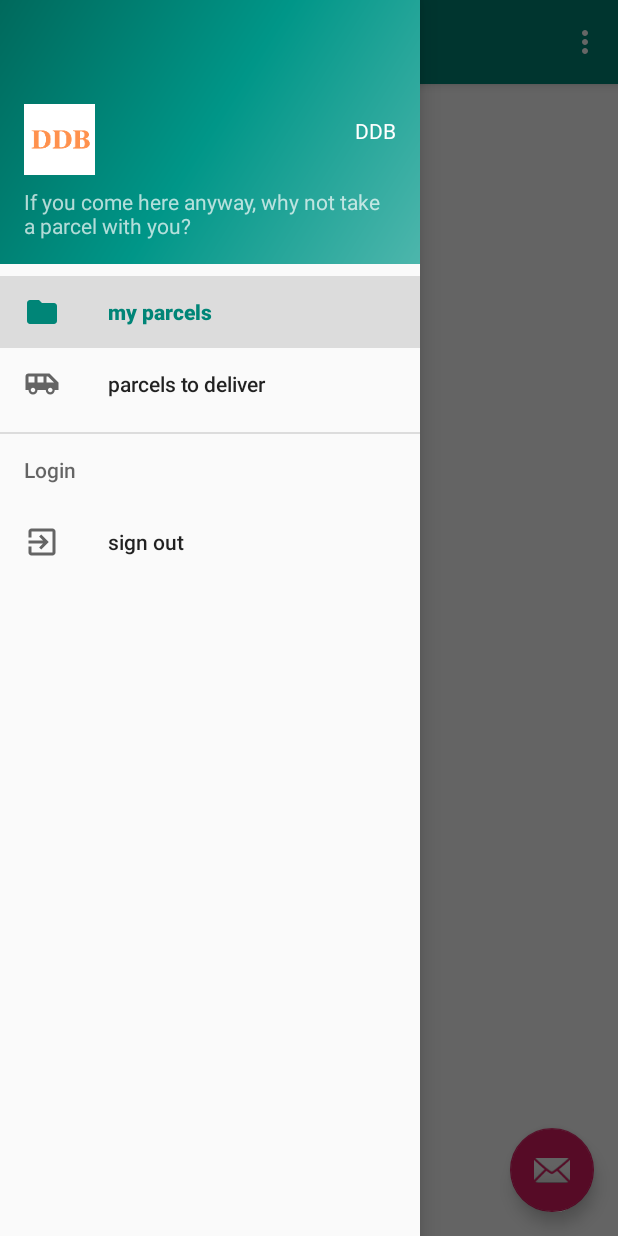
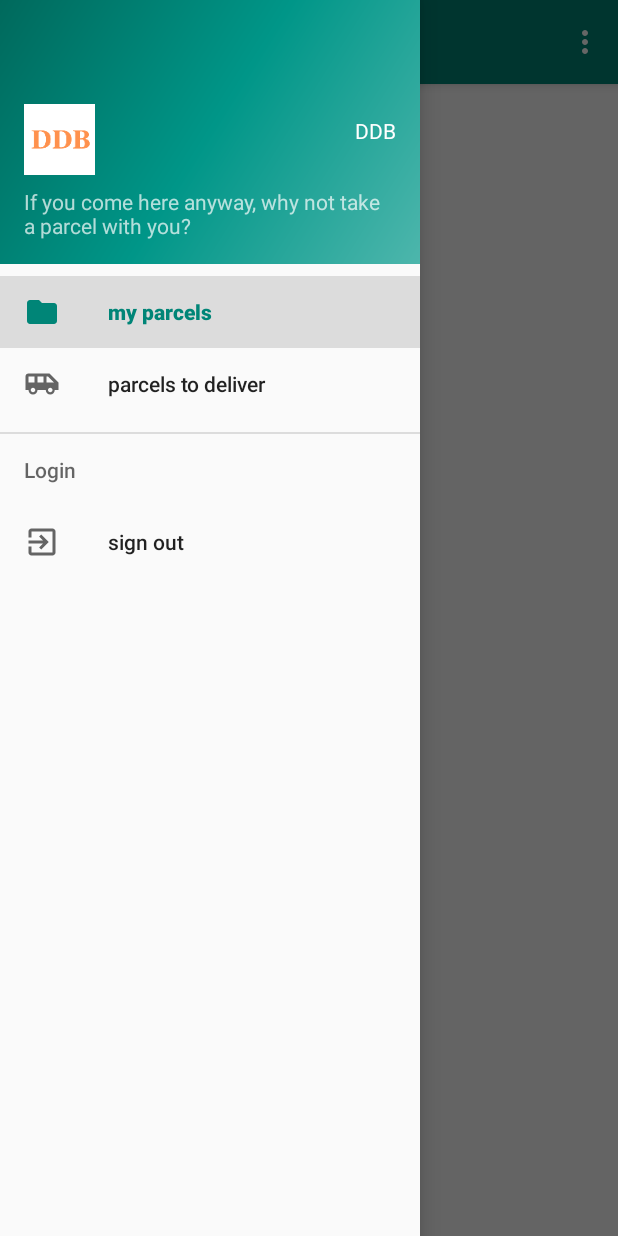
Before and after one commit to YB5/socialParcelDistribution_user, an Android app: the MainActivity screen opened directly, with no data from a screen before it, with the side drawer open, on a phone screen of 412 x 824 dp. Run offline under Robolectric (Android 15) with nearby library versions, the phone set to English and light mode, and no system bars; our stand-ins replace Firebase (no records; nobody signed in at launch, a user with empty details on screens opened directly), Room's generated code, navigation-ui.

Commit message:
עיצוב אייקון הודעה ומייל, הסרת המעטפה האדומה שהייתה למטה, סידור שם האפליקציה

```diff
--- a/app/src/main/java/com/example/socialparceldistribution_user/MainActivity.java
+++ b/app/src/main/java/com/example/socialparceldistribution_user/MainActivity.java
@@ -30,15 +30,15 @@ public class MainActivity extends AppCompatActivity {
         setContentView(R.layout.activity_main);
         Toolbar toolbar = findViewById(R.id.toolbar);
         setSupportActionBar(toolbar);
-        FloatingActionButton fab = findViewById(R.id.fab);
-        fab.setOnClickListener(new View.OnClickListener() {
-            @Override
-
-            public void onClick(View view) {
-                //    Snackbar.make(view, "Replace with your own action", Snackbar.LENGTH_LONG)
-                //          .setAction("Action", null).show();
-            }
-        });
+//        FloatingActionButton fab = findViewById(R.id.fab);
+//        fab.setOnClickListener(new View.OnClickListener() {
+//            @Override
+//
+//            public void onClick(View view) {
+//                //    Snackbar.make(view, "Replace with your own action", Snackbar.LENGTH_LONG)
+//                //          .setAction("Action", null).show();
+//            }
+//        });
         final DrawerLayout drawer = findViewById(R.id.drawer_layout);
         NavigationView navigationView = findViewById(R.id.nav_view);
 
--- a/app/src/main/res/drawable/ic_message_black_24dp.xml
+++ b/app/src/main/res/drawable/ic_email_24dp.xml
@@ -4,6 +4,6 @@
         android:viewportWidth="24.0"
         android:viewportHeight="24.0">
     <path
-        android:fillColor="#FF000000"
-        android:pathData="M20,2L4,2c-1.1,0 -1.99,0.9 -1.99,2L2,22l4,-4h14c1.1,0 2,-0.9 2,-2L22,4c0,-1.1 -0.9,-2 -2,-2zM18,14L6,14v-2h12v2zM18,11L6,11L6,9h12v2zM18,8L6,8L6,6h12v2z"/>
+        android:fillColor="#FF990000"
+        android:pathData="M20,4L4,4c-1.1,0 -1.99,0.9 -1.99,2L2,18c0,1.1 0.9,2 2,2h16c1.1,0 2,-0.9 2,-2L22,6c0,-1.1 -0.9,-2 -2,-2zM20,8l-8,5 -8,-5L4,6l8,5 8,-5v2z"/>
 </vector>
--- a/app/src/main/res/drawable/ic_email_black_24dp.xml
+++ b/app/src/main/res/drawable/ic_message_24dp.xml
@@ -4,6 +4,6 @@
         android:viewportWidth="24.0"
         android:viewportHeight="24.0">
     <path
-        android:fillColor="#FF000000"
-        android:pathData="M20,4L4,4c-1.1,0 -1.99,0.9 -1.99,2L2,18c0,1.1 0.9,2 2,2h16c1.1,0 2,-0.9 2,-2L22,6c0,-1.1 -0.9,-2 -2,-2zM20,8l-8,5 -8,-5L4,6l8,5 8,-5v2z"/>
+        android:fillColor="#FF550099"
+        android:pathData="M20,2L4,2c-1.1,0 -1.99,0.9 -1.99,2L2,22l4,-4h14c1.1,0 2,-0.9 2,-2L22,4c0,-1.1 -0.9,-2 -2,-2zM18,14L6,14v-2h12v2zM18,11L6,11L6,9h12v2zM18,8L6,8L6,6h12v2z"/>
 </vector>
--- a/app/src/main/res/layout/app_bar_main.xml
+++ b/app/src/main/res/layout/app_bar_main.xml
@@ -22,12 +22,12 @@
 
     <include layout="@layout/content_main" />
 
-    <com.google.android.material.floatingactionbutton.FloatingActionButton
-        android:id="@+id/fab"
-        android:layout_width="wrap_content"
-        android:layout_height="wrap_content"
-        android:layout_gravity="bottom|end"
-        android:layout_margin="@dimen/fab_margin"
-        app:srcCompat="@android:drawable/ic_dialog_email" />
+<!--    <com.google.android.material.floatingactionbutton.FloatingActionButton-->
+<!--        android:id="@+id/fab"-->
+<!--        android:layout_width="wrap_content"-->
+<!--        android:layout_height="wrap_content"-->
+<!--        android:layout_gravity="bottom|end"-->
+<!--        android:layout_margin="@dimen/fab_margin"-->
+<!--        app:srcCompat="@android:drawable/ic_dialog_email" />-->
 
 </androidx.coordinatorlayout.widget.CoordinatorLayout>
--- a/app/src/main/res/layout/messenger_parcel_cell.xml
+++ b/app/src/main/res/layout/messenger_parcel_cell.xml
@@ -162,13 +162,13 @@
                 android:layout_width="30dp"
                 android:layout_height="30dp"
                 android:layout_marginEnd="5dp"
-                android:background="@drawable/ic_email_black_24dp"
+                android:background="@drawable/ic_email_24dp"
                 android:id="@+id/bt_sendMail"/>
             <Button
                 android:layout_width="30dp"
                 android:layout_height="30dp"
                 android:layout_marginEnd="5dp"
-                android:background="@drawable/ic_message_black_24dp"
+                android:background="@drawable/ic_message_24dp"
                 android:id="@+id/bt_sendSMS"/>
             </LinearLayout>
 
--- a/app/src/main/res/values/strings.xml
+++ b/app/src/main/res/values/strings.xml
@@ -1,5 +1,5 @@
 <resources>
-    <string name="app_name">socialParcelDistribution_user</string>
+    <string name="app_name">Social Parcel Distribution for User</string>
     <string name="enter_full_name">enter full name</string>
     <string name="enter_password">enter password</string>
     <string name="enter_email">enter email</string>
```
